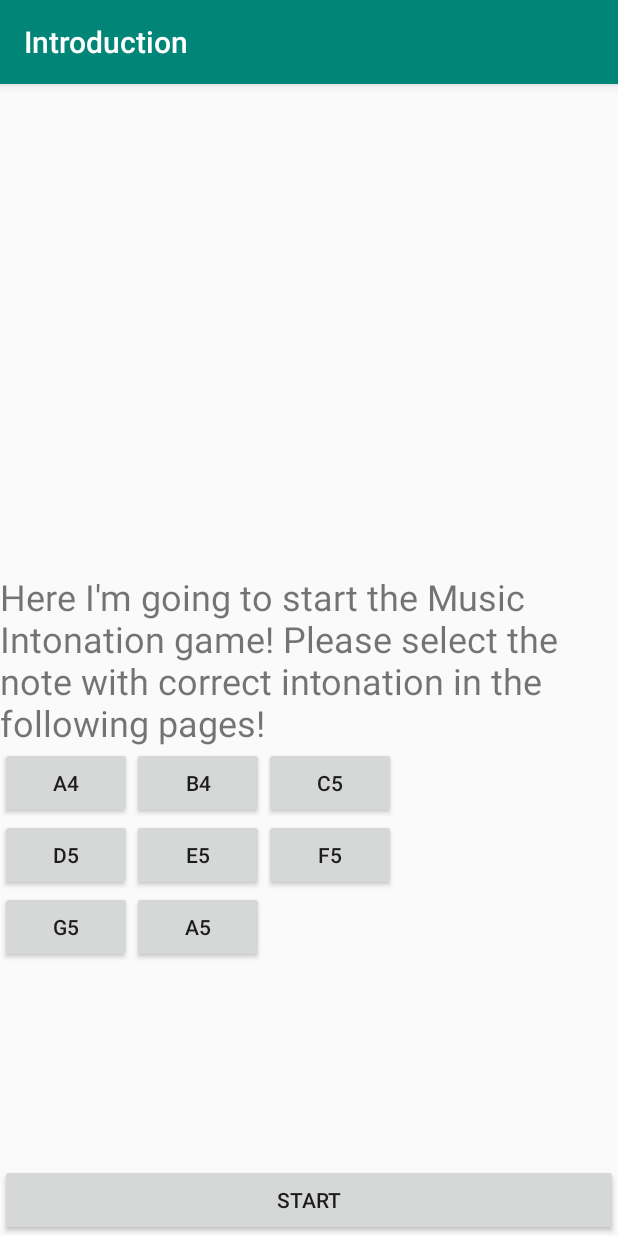
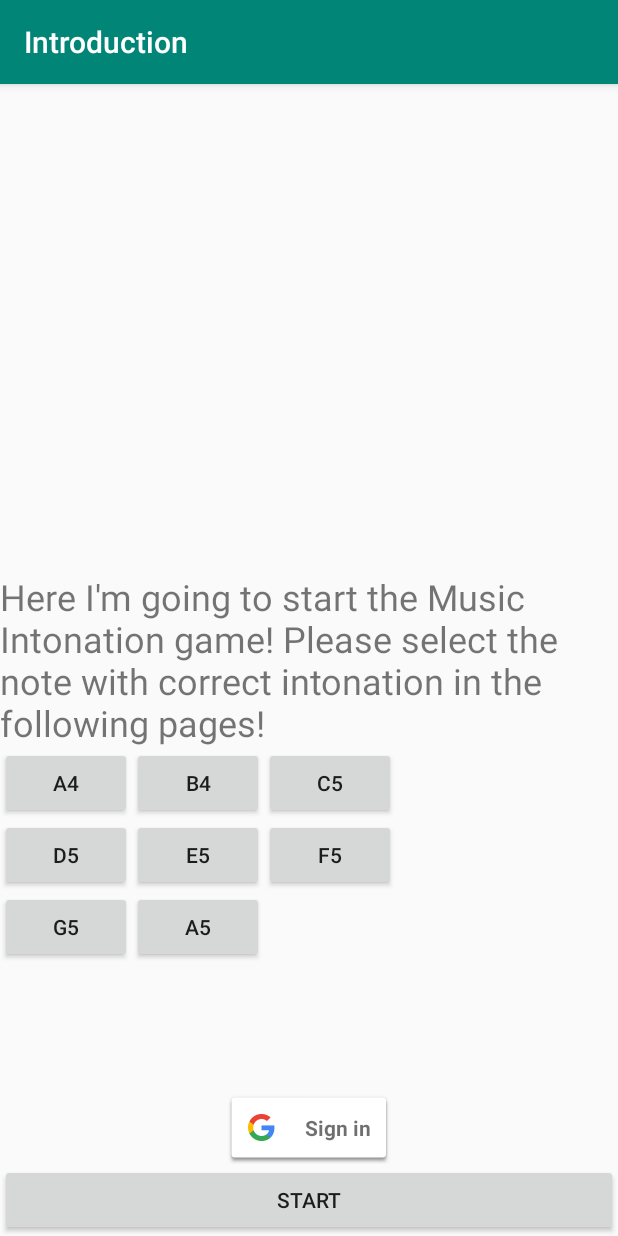
Before and after one commit to linna1998/MusicIntonationAndroid, an Android app: the screen it shows after launch (StartGameActivity), on a phone screen of 412 x 824 dp. Run offline under Robolectric (Android 15) with nearby library versions, the light colour scheme and no system bars; our stand-ins replace Firebase (no records; nobody signed in at launch, a user with empty details on screens opened directly).

Commit message:
Add basic support for Google Account login.

```diff
--- a/app/build.gradle
+++ b/app/build.gradle
@@ -31,4 +31,5 @@ dependencies {
     androidTestImplementation 'androidx.test.espresso:espresso-core:3.2.0'
     implementation 'com.google.firebase:firebase-analytics:17.4.3'
     implementation 'com.google.firebase:firebase-database:19.3.1'
+    implementation 'com.firebaseui:firebase-ui-auth:6.2.0'
 }
--- a/app/src/main/java/com/musicintonation/StartGameActivity.java
+++ b/app/src/main/java/com/musicintonation/StartGameActivity.java
@@ -6,13 +6,33 @@ import android.view.View;
 import android.widget.Button;
 import android.widget.GridLayout;
 
+import androidx.annotation.NonNull;
 import androidx.appcompat.app.AppCompatActivity;
 
+import com.google.android.gms.auth.api.signin.GoogleSignIn;
+import com.google.android.gms.auth.api.signin.GoogleSignInAccount;
+import com.google.android.gms.auth.api.signin.GoogleSignInClient;
+import com.google.android.gms.auth.api.signin.GoogleSignInOptions;
+import com.google.android.gms.common.api.ApiException;
+import com.google.android.gms.tasks.OnCompleteListener;
+import com.google.android.gms.tasks.Task;
+import com.google.firebase.auth.AuthCredential;
+import com.google.firebase.auth.AuthResult;
+import com.google.firebase.auth.FirebaseAuth;
+import com.google.firebase.auth.FirebaseUser;
+import com.google.firebase.auth.GoogleAuthProvider;
 import com.musicintonation.core.GeneralInstrumentAndroid;
 import com.musicintonation.core.Instrumental;
 import com.musicintonation.core.Note;
 
 public class StartGameActivity extends AppCompatActivity {
+
+  private static final int RC_SIGN_IN = 9001;
+  //Google Sign In Client
+  private GoogleSignInClient mGoogleSignInClient;
+  //Firebase Auth
+  private FirebaseAuth mAuth;
+
   @Override
   protected void onCreate(Bundle savedInstanceState) {
     super.onCreate(savedInstanceState);
@@ -43,5 +63,76 @@ public class StartGameActivity extends AppCompatActivity {
       });
       gridLayout.addView(button);
     }
+
+    GoogleSignInOptions gso = new GoogleSignInOptions.Builder(GoogleSignInOptions.DEFAULT_SIGN_IN)
+            .requestIdToken(getString(R.string.default_web_client_id))
+            .requestEmail()
+            .build();
+    mGoogleSignInClient = GoogleSignIn.getClient(this, gso);
+    mAuth = FirebaseAuth.getInstance();
+
+    findViewById(R.id.sign_in_button).setOnClickListener(new View.OnClickListener() {
+      @Override
+      public void onClick(View v) {
+        Intent signInIntent = mGoogleSignInClient.getSignInIntent();
+        startActivityForResult(signInIntent, RC_SIGN_IN);
+      }
+    });
+  }
+
+  @Override
+  public void onStart() {
+    super.onStart();
+    // Check if user is signed in (non-null) and update UI accordingly.
+    FirebaseUser currentUser = mAuth.getCurrentUser();
+    updateUI(currentUser);
+  }
+
+
+  @Override
+  public void onActivityResult(int requestCode, int resultCode, Intent data) {
+    super.onActivityResult(requestCode, resultCode, data);
+
+    // Result returned from launching the Intent from GoogleSignInApi.getSignInIntent(...);
+    if (requestCode == RC_SIGN_IN) {
+      System.out.println("request code == RC_SIGN_IN");
+      Task<GoogleSignInAccount> task = GoogleSignIn.getSignedInAccountFromIntent(data);
+      try {
+        // Google Sign In was successful, authenticate with Firebase
+        GoogleSignInAccount account = task.getResult(ApiException.class);
+        firebaseAuthWithGoogle(account.getIdToken());
+      } catch (ApiException e) {
+        System.out.println("ApiException:" + e);
+        updateUI(null);
+      }
+    }
+  }
+
+
+  private void firebaseAuthWithGoogle(String idToken) {
+    AuthCredential credential = GoogleAuthProvider.getCredential(idToken, null);
+    mAuth.signInWithCredential(credential)
+            .addOnCompleteListener(this, new OnCompleteListener<AuthResult>() {
+              @Override
+              public void onComplete(@NonNull Task<AuthResult> task) {
+                if (task.isSuccessful()) {
+                  // Sign in success, update UI with the signed-in user's information
+                  FirebaseUser user = mAuth.getCurrentUser();
+                  updateUI(user);
+                } else {
+                  // If sign in fails, display a message to the user.
+                  updateUI(null);
+                }
+
+              }
+            });
+  }
+
+  private void updateUI(FirebaseUser user) {
+    if (user != null) {
+      System.out.println("User: " + user);
+    } else {
+      System.out.println("User is null!");
+    }
   }
 }
--- a/app/src/main/res/layout/start_game_activity.xml
+++ b/app/src/main/res/layout/start_game_activity.xml
@@ -26,6 +26,11 @@
         android:gravity="center_horizontal"
         android:orientation="vertical">
 
+        <com.google.android.gms.common.SignInButton
+            android:id="@+id/sign_in_button"
+            android:layout_width="wrap_content"
+            android:layout_height="wrap_content" />
+
         <Button
             android:id="@+id/start_btn"
             android:layout_width="fill_parent"
```
Also changed, not shown: 2 other files.
